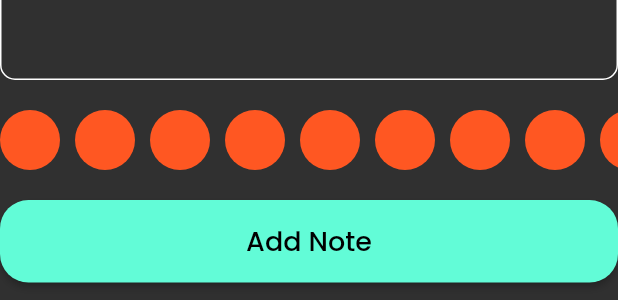
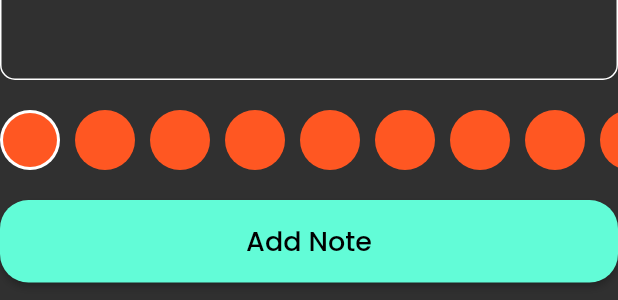
Before and after one commit to OmarAmeer96/notes_app, a Flutter app: the AddNoteForm widget shown alone on an empty page, opened directly, on a phone screen of 412 x 824 dp. Shown: the part 310-610 px from the top of the screen. Run offline on Flutter 3.47's test engine with Material 2 defaults, Android fonts, the phone set to English and light mode, and no system bars; our stand-ins replace bloc, flutter_bloc, font_awesome_flutter, hive, hive_flutter; accounts and stored records are empty.

Commit message:
Modified the color picker part 1

```diff
--- a/lib/views/widgets/add_note_form.dart
+++ b/lib/views/widgets/add_note_form.dart
@@ -47,10 +47,8 @@ class _AddNoteFormState extends State<AddNoteForm> {
           const SizedBox(
             height: 20,
           ),
-          const SizedBox(
-            height: 40,
-            child: ColorsListView(),
-          ),
+
+            const ColorsListView(),
           const SizedBox(
             height: 20,
           ),
--- a/lib/views/widgets/color_item.dart
+++ b/lib/views/widgets/color_item.dart
@@ -1,12 +1,24 @@
 import 'package:flutter/material.dart';
 
 class ColorItem extends StatelessWidget {
-  const ColorItem({super.key});
+  const ColorItem({super.key, required this.isActive});
+
+  final bool isActive;
 
   @override
   Widget build(BuildContext context) {
-    return const CircleAvatar(
-      backgroundColor: Colors.deepOrange,
-    );
+    return isActive
+        ? const CircleAvatar(
+            radius: 20,
+            backgroundColor: Colors.white,
+            child: CircleAvatar(
+              radius: 18,
+              backgroundColor: Colors.deepOrange,
+            ),
+          )
+        : const CircleAvatar(
+            radius: 20,
+            backgroundColor: Colors.deepOrange,
+          );
   }
 }
--- a/lib/views/widgets/colors_list_view.dart
+++ b/lib/views/widgets/colors_list_view.dart
@@ -2,21 +2,39 @@ import 'package:flutter/material.dart';
 
 import 'color_item.dart';
 
-class ColorsListView extends StatelessWidget {
+class ColorsListView extends StatefulWidget {
   const ColorsListView({super.key});
 
   @override
+  State<ColorsListView> createState() => _ColorsListViewState();
+}
+
+class _ColorsListViewState extends State<ColorsListView> {
+  int currentIndex = 0;
+  @override
   Widget build(BuildContext context) {
-    return ListView.builder(
+    return SizedBox(
+      height: 20 * 2,
+      child: ListView.builder(
         physics: const BouncingScrollPhysics(),
         itemCount: 10,
         scrollDirection: Axis.horizontal,
         itemBuilder: (context, index) {
-        return const Padding(
-          padding: EdgeInsets.only(right: 10),
-          child: ColorItem(),
+          return Padding(
+            padding: const EdgeInsets.only(right: 10),
+            child: GestureDetector(
+              onTap: () {
+                setState(() {
+                  currentIndex = index;
+                });
+              },
+              child: ColorItem(
+                isActive: currentIndex == index,
+              ),
+            ),
           );
         },
+      ),
     );
   }
 }
```
Lines whose indentation alone changed are shown as unchanged.
